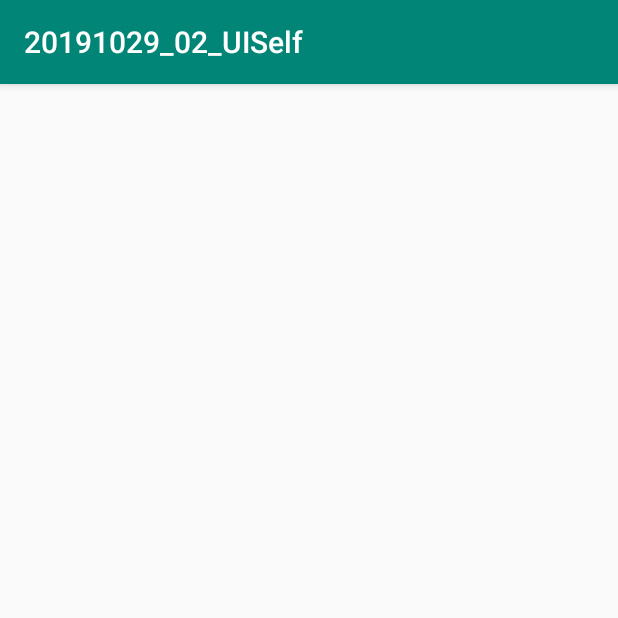
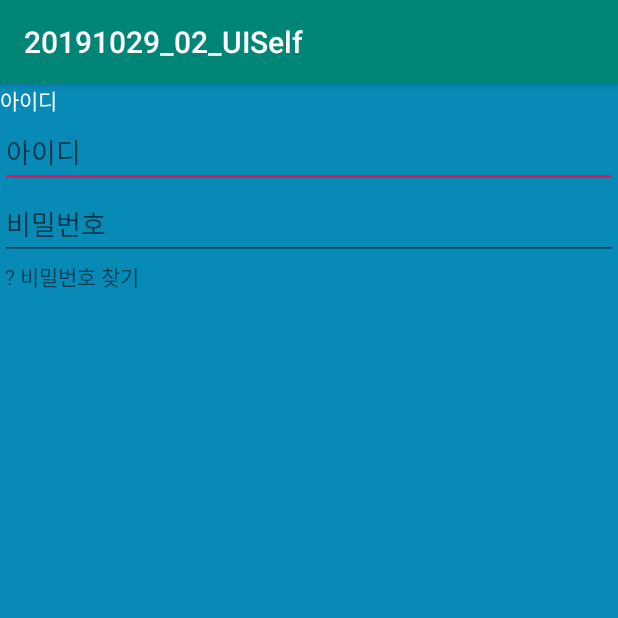
Before and after one commit to mikemskim/20191029_02_UISelf, an Android app: the screen it shows after launch (MainActivity), on a phone screen of 412 x 824 dp, the top half of it. Run offline under Robolectric (Android 15) with nearby library versions, the phone set to English and light mode, and no system bars.

Commit message:
작업중

```diff
--- a/app/src/main/res/layout/activity_main.xml
+++ b/app/src/main/res/layout/activity_main.xml
@@ -5,8 +5,46 @@
     android:layout_width="match_parent"
     android:layout_height="match_parent"
     tools:context=".MainActivity"
+    android:background="#088ab7"
     android:orientation="vertical">
 
+    <ImageView
+        android:layout_width="wrap_content"
+        android:layout_height="wrap_content"/>
 
+    <TextView
+        android:layout_width="wrap_content"
+        android:layout_height="wrap_content"
+        android:text="아이디"
+        android:textColor="#FFFFFF"/>
+
+    <EditText
+        android:layout_width="match_parent"
+        android:layout_height="wrap_content"
+        android:hint="아이디"
+        android:textColor="#FFFFFF"/>
+
+    <EditText
+        android:layout_width="match_parent"
+        android:layout_height="wrap_content"
+        android:hint="비밀번호"
+        android:textColor="#FFFFFF"/>
+
+    <LinearLayout
+        android:layout_width="match_parent"
+        android:layout_height="wrap_content"
+        android:orientation="horizontal">
+
+        <TextView
+            android:layout_width="wrap_content"
+            android:layout_height="wrap_content"
+            android:text=" ? "/>
+
+        <TextView
+            android:layout_width="wrap_content"
+            android:layout_height="wrap_content"
+            android:text="비밀번호 찾기"/>
+
+    </LinearLayout>
 
 </LinearLayout>
```
